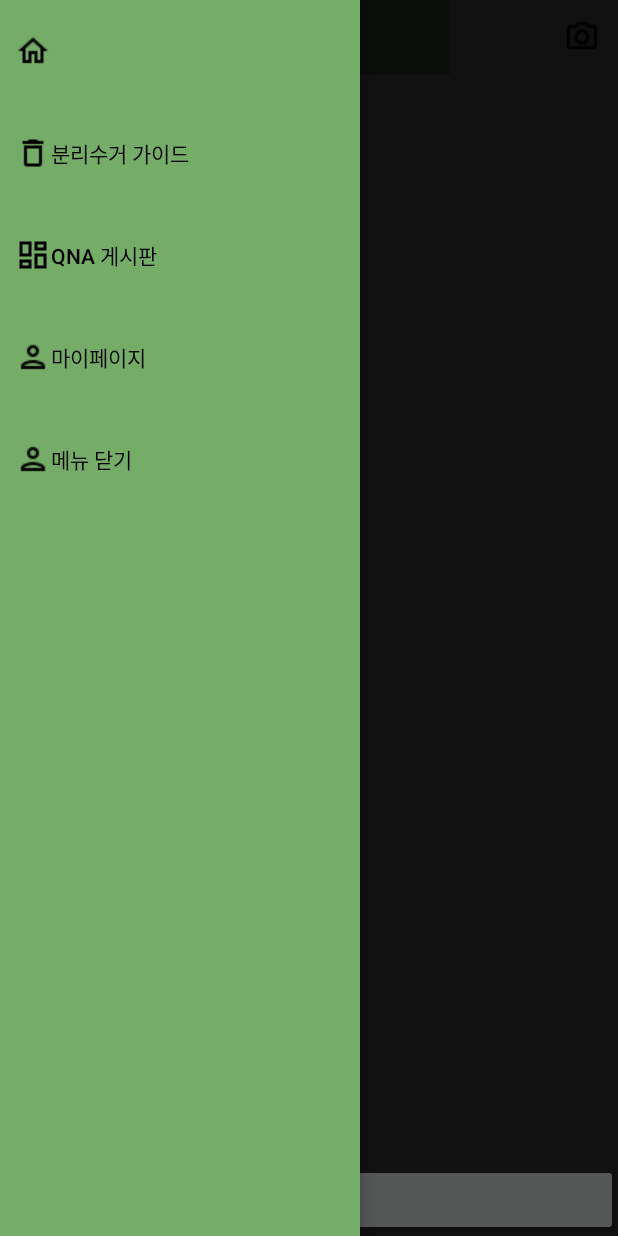
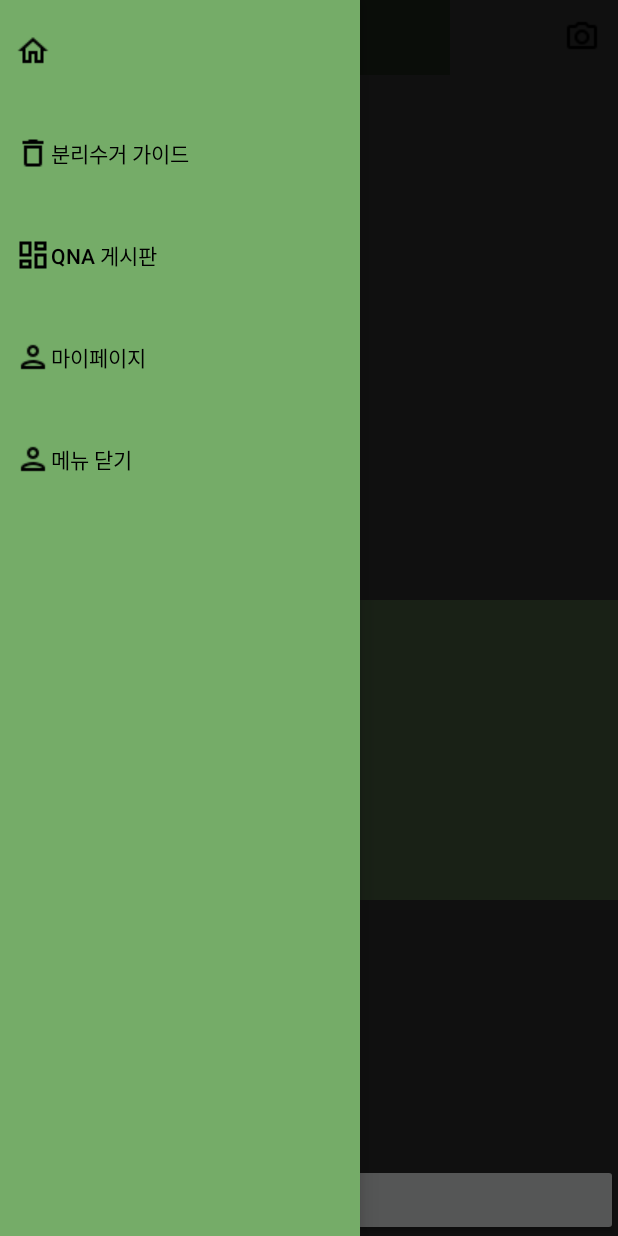
Before and after one commit to minseokim0629/Hackerton_2022, an Android app: the CameraActivity screen opened directly, with no data from a screen before it, with the side drawer open, on a phone screen of 412 x 824 dp. Run offline under Robolectric (Android 15) with nearby library versions, the phone set to English and light mode, and no system bars; libraries missing offline, so code that uses them is left out: com.gun0912.tedpermission; network calls fail; pictures from the network do not load; 1 statement that could not run was skipped.

Commit message:
카메라 수정중

```diff
--- a/app/build.gradle
+++ b/app/build.gradle
@@ -39,4 +39,6 @@ dependencies {
     androidTestImplementation 'androidx.test:runner:1.1.0'
     androidTestImplementation 'androidx.test.espresso:espresso-core:3.4.0'
     implementation "androidx.recyclerview:recyclerview:1.1.0"
+    implementation 'org.pytorch:pytorch_android:1.7.0'
+    implementation 'org.pytorch:pytorch_android_torchvision:1.7.0'
 }
--- a/app/src/main/java/com/example/qna/CameraActivity.java
+++ b/app/src/main/java/com/example/qna/CameraActivity.java
@@ -12,6 +12,7 @@ import android.net.Uri;
 import android.os.Bundle;
 import android.os.Environment;
 import android.provider.MediaStore;
+import android.view.LayoutInflater;
 import android.view.MotionEvent;
 import android.view.View;
 import android.widget.Button;
@@ -61,6 +62,10 @@ public class CameraActivity extends AppCompatActivity {
     protected void onCreate(Bundle savedInstanceState) {
         super.onCreate(savedInstanceState);
         setContentView(R.layout.activity_camera);
+
+        TextView keyword = (TextView) findViewById(R.id.textView2);
+
+        //View view = LayoutInflater.from(parent.getContext()).inflate(R.layout.item_recyclerview, parent, false);
 
         drawerLayout = (DrawerLayout) findViewById(R.id.drawer_layout);
         drawerView = (View) findViewById(R.id.drawer);
@@ -179,6 +184,7 @@ public class CameraActivity extends AppCompatActivity {
                         photoUri = FileProvider.getUriForFile(getApplicationContext(), getPackageName(), photoFile);
                         intent.putExtra(MediaStore.EXTRA_OUTPUT, photoUri);
                         startCamera.launch(intent);
+
                     }
                 }
             }
--- a/app/src/main/res/layout/activity_camera.xml
+++ b/app/src/main/res/layout/activity_camera.xml
@@ -48,16 +48,25 @@
     </LinearLayout>
 
     <LinearLayout
-        android:layout_width="match_parent"
-        android:layout_height="match_parent"
-        android:layout_weight="1">
+        android:layout_width="wrap_content"
+        android:layout_height="wrap_content"
+        android:orientation="vertical"
+        android:paddingTop="100dp">
 
         <ImageView
             android:id="@+id/iv_result"
             android:layout_width="match_parent"
-            android:layout_height="match_parent" />
+            android:layout_height="300dp"/>
+
+        <TextView
+            android:id="@+id/textView2"
+            android:layout_width="match_parent"
+            android:layout_height="200dp"
+            android:background="#9DD288"
+            android:text="TextView" />
 
     </LinearLayout>
+
 
     <LinearLayout
         android:layout_width="match_parent"
```
Also changed, not shown: app/src/main/java/com/example/qna/LoginActivity.java (+7 -15 lines), app/src/main/java/com/example/qna/LoginRequest.java (+5 -11 lines), app/src/main/java/com/example/qna/RegisterActivity.java (+15 -20 lines), app/src/main/java/com/example/qna/RegisterRequest.java (+10 -19 lines), app/src/main/java/com/example/qna/WriteActivity.java (+21 -13 lines), app/src/main/res/layout/activity_list.xml (+0 -10 lines), app/src/main/res/layout/activity_register.xml (+5 -5 lines), 1 other file.
